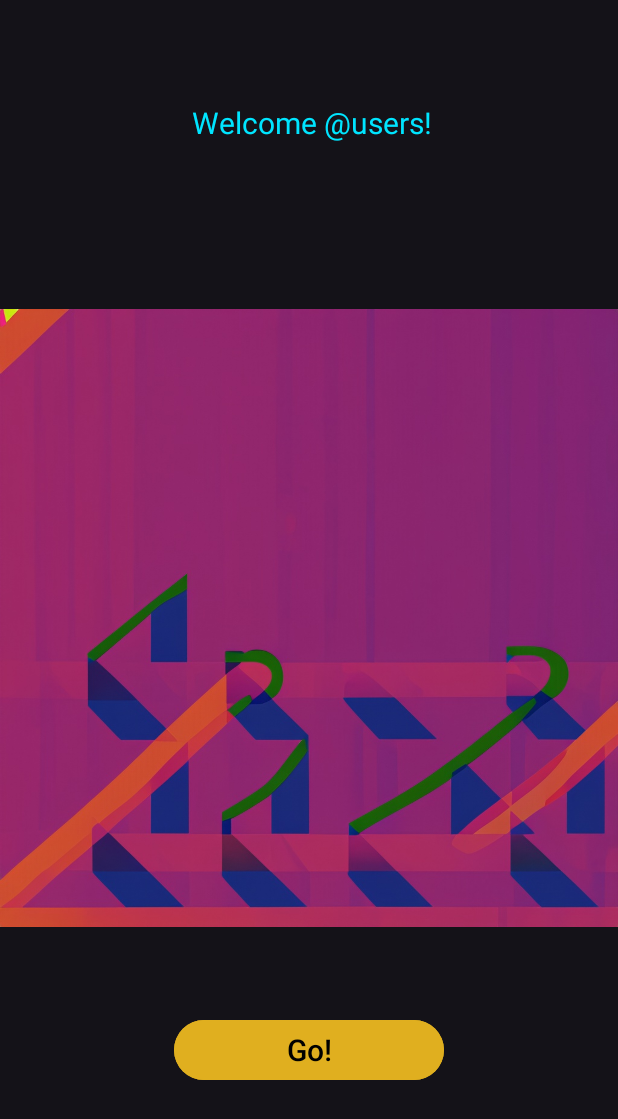
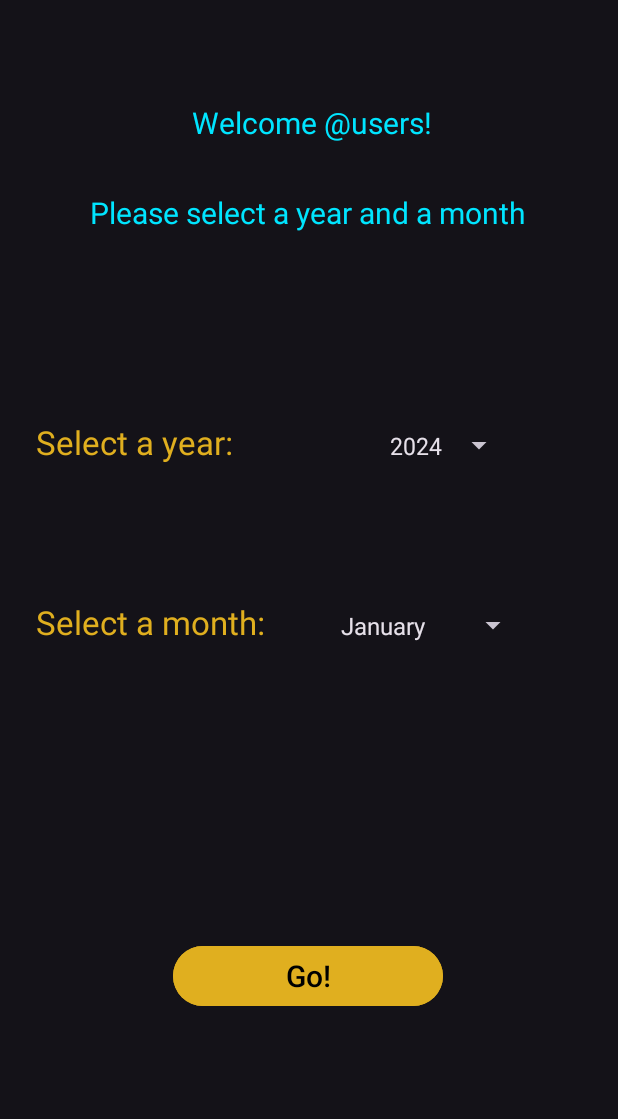
Before and after one commit to welgammal295/ProfitandLoss, an Android app: the MainMenu screen opened directly, with no data from a screen before it, on a phone screen of 412 x 824 dp. Shown: the top 1119 px of the screen. Run offline under Robolectric (Android 15) with nearby library versions, the phone set to English and light mode, and no system bars.

Commit message:
Finished configuring spinners. Next is wiring Go button with new activity.

```diff
--- a/app/src/main/java/com/welgammal/walid/profitandloss/MainMenu.java
+++ b/app/src/main/java/com/welgammal/walid/profitandloss/MainMenu.java
@@ -5,8 +5,13 @@ import androidx.appcompat.app.AppCompatActivity;
 import android.content.Context;
 import android.content.Intent;
 import android.os.Bundle;
+import android.view.View;
+import android.widget.AdapterView;
 import android.widget.ArrayAdapter;
 import android.widget.Spinner;
+import android.widget.Toast;
+
+import java.util.ArrayList;
 
 public class MainMenu extends AppCompatActivity {
 
@@ -14,7 +19,62 @@ public class MainMenu extends AppCompatActivity {
     protected void onCreate(Bundle savedInstanceState) {
         super.onCreate(savedInstanceState);
         setContentView(R.layout.activity_main_menu);
+        Spinner spinner = findViewById(R.id.years);
+        spinner.setOnItemSelectedListener(new AdapterView.OnItemSelectedListener() {
+            @Override
+            public void onItemSelected(AdapterView<?> parent , View view, int position, long id) {
+                Toast.makeText(MainMenu.this, "Please selected a year and a month ", Toast.LENGTH_SHORT).show();
+            }
+
+            @Override
+            public void onNothingSelected(AdapterView<?> parent) {
+
+            }
+        });
+
+        ArrayList<String> yearsList = new ArrayList<>();
+        yearsList.add("2024");
+        yearsList.add("2025");
+        yearsList.add("2026");
+        yearsList.add("2027");
+        yearsList.add("2028");
+        ArrayAdapter<String > adapter = new ArrayAdapter<>(this, android.R.layout.simple_spinner_item, yearsList);
+        adapter.setDropDownViewResource(android.R.layout.select_dialog_singlechoice);
+        spinner.setAdapter(adapter);
+
+
+        Spinner spinnerM = findViewById(R.id.months);
+
+        spinnerM.setOnItemSelectedListener(new AdapterView.OnItemSelectedListener() {
+            @Override
+            public void onItemSelected(AdapterView<?> adapterView , View view, int position, long id) {
+            }
+            @Override
+            public void onNothingSelected(AdapterView<?> adapterView) {
+
+            }
+        });
+
+
+        ArrayList<String> monthsList = new ArrayList<>();
+        monthsList.add("January");
+        monthsList.add("February");
+        monthsList.add("March");
+        monthsList.add("April");
+        monthsList.add("May");
+        monthsList.add("June");
+        monthsList.add("July");
+        monthsList.add("August");
+        monthsList.add("September");
+        monthsList.add("October");
+        monthsList.add("November");
+        monthsList.add("December");
+
+        ArrayAdapter<String > adapterM = new ArrayAdapter<>(this, android.R.layout.simple_spinner_item, monthsList);
+        adapterM.setDropDownViewResource(android.R.layout.select_dialog_singlechoice);
+        spinnerM.setAdapter(adapterM);
     }
+
     public static Intent mainMenuFactory(Context context){
         Intent intent = new Intent(context, MainMenu.class);
         return intent;
--- a/app/src/main/res/layout/activity_main_menu.xml
+++ b/app/src/main/res/layout/activity_main_menu.xml
@@ -22,36 +22,95 @@
         app:layout_constraintStart_toStartOf="parent"
         app:layout_constraintTop_toTopOf="parent" />
 
+    <TextView
+        android:id="@+id/userMessageDisplayTextView"
+        android:layout_width="383dp"
+        android:layout_height="100dp"
+        android:layout_marginStart="16dp"
+        android:layout_marginTop="60dp"
+        android:gravity="center"
+        android:padding="8dp"
+        android:text="@string/user_message"
+        android:textColor="@color/blue"
+        android:textSize="20sp"
+        app:layout_constraintEnd_toEndOf="parent"
+        app:layout_constraintHorizontal_bias="0.0"
+        app:layout_constraintStart_toStartOf="parent"
+        app:layout_constraintTop_toTopOf="@id/welcomeDisplayTextView" />
 
     <Spinner
         android:id="@+id/years"
+        android:layout_width="wrap_content"
+        android:layout_height="wrap_content"
+        android:layout_marginTop="136dp"
+        android:padding="8dp"
+        android:prompt="@string/spinner_year"
+        android:spinnerMode="dropdown"
+        android:textColor="@color/white"
+        android:textSize="22sp"
+        app:layout_constraintBaseline_toBaselineOf="@+id/selectYearLabelTextView"
+        app:layout_constraintEnd_toEndOf="parent"
+        app:layout_constraintHorizontal_bias="0.781"
+        app:layout_constraintStart_toStartOf="parent"
+        app:layout_constraintTop_toBottomOf="@+id/userMessageDisplayTextView" />
+
+    <TextView
+        android:id="@+id/selectYearLabelTextView"
         android:layout_width="213dp"
         android:layout_height="80dp"
-        android:layout_marginTop="180dp"
-        android:gravity="center"
-        android:spinnerMode="dropdown"
+        android:layout_marginStart="16dp"
+        android:layout_marginTop="80dp"
         android:padding="8dp"
+        android:text="@string/spinner_year"
         android:textColor="@color/light_orange"
         android:textSize="22sp"
         app:layout_constraintStart_toStartOf="parent"
+        app:layout_constraintTop_toBottomOf="@+id/userMessageDisplayTextView" />
+    <Spinner
+        android:id="@+id/months"
+        android:layout_width="wrap_content"
+        android:layout_height="wrap_content"
+        android:layout_marginTop="136dp"
+        android:padding="8dp"
+        android:prompt="@string/spinner_month"
+        android:spinnerMode="dropdown"
+        android:textColor="@color/white"
+        android:textSize="22sp"
+        app:layout_constraintBaseline_toBaselineOf="@+id/selectMonthLabelTextView"
         app:layout_constraintEnd_toEndOf="parent"
-        app:layout_constraintTop_toBottomOf="@+id/welcomeDisplayTextView"
-        tools:layout_editor_absoluteX="83dp" />
+        app:layout_constraintHorizontal_bias="0.781"
+        app:layout_constraintStart_toStartOf="parent"
+        app:layout_constraintTop_toBottomOf="@+id/years" />
+
+    <TextView
+        android:id="@+id/selectMonthLabelTextView"
+        android:layout_width="213dp"
+        android:layout_height="80dp"
+        android:layout_marginStart="16dp"
+        android:layout_marginTop="40dp"
+        android:padding="8dp"
+        android:text="@string/spinner_month"
+        android:textColor="@color/light_orange"
+        android:textSize="22sp"
+        app:layout_constraintStart_toStartOf="parent"
+        app:layout_constraintTop_toBottomOf="@+id/selectYearLabelTextView" />
 
     <Button
         android:id="@+id/mainMenuButton"
         android:layout_width="180dp"
         android:layout_height="48dp"
-        android:layout_marginBottom="100dp"
         android:backgroundTint="@color/light_orange"
         android:gravity="center"
         android:shadowColor="@color/material_dynamic_secondary90"
         android:text="@string/go"
         android:textColor="@color/black"
         android:textSize="20sp"
-        app:layout_constraintBottom_toBottomOf="@id/backgroundImageView"
+        app:layout_constraintBottom_toBottomOf="parent"
         app:layout_constraintEnd_toEndOf="parent"
-        app:layout_constraintStart_toStartOf="parent" />
+        app:layout_constraintHorizontal_bias="0.497"
+        app:layout_constraintStart_toStartOf="parent"
+        app:layout_constraintTop_toBottomOf="@id/years"
+        app:layout_constraintVertical_bias="0.675" />
 
     <ImageView
         android:id="@+id/backgroundImageView"
@@ -62,7 +121,7 @@
         app:layout_constraintHorizontal_bias="0.0"
         app:layout_constraintStart_toStartOf="parent"
         app:layout_constraintTop_toTopOf="parent"
-        app:srcCompat="@drawable/background" />
+ />
 
 
 </androidx.constraintlayout.widget.ConstraintLayout>
--- a/app/src/main/res/values/strings.xml
+++ b/app/src/main/res/values/strings.xml
@@ -17,6 +17,9 @@
     <string name="net_income_value">%1$.2f</string>
     <string name="welcome">Welcome @users!</string>
     <string name="go">Go!</string>
+    <string name="spinner_year">Select a year: </string>
+    <string name="spinner_month">Select a month: </string>
+    <string name="user_message">"Please select a year and a month "</string>
     <string-array name="yearsList">
         <item>2024</item>
         <item>2025</item>
@@ -24,4 +27,8 @@
         <item>2027</item>
         <item>2028</item>
     </string-array>
+    <string-array name="monthsList">
+        <item>January</item>
+    </string-array>
+
 </resources>
```
